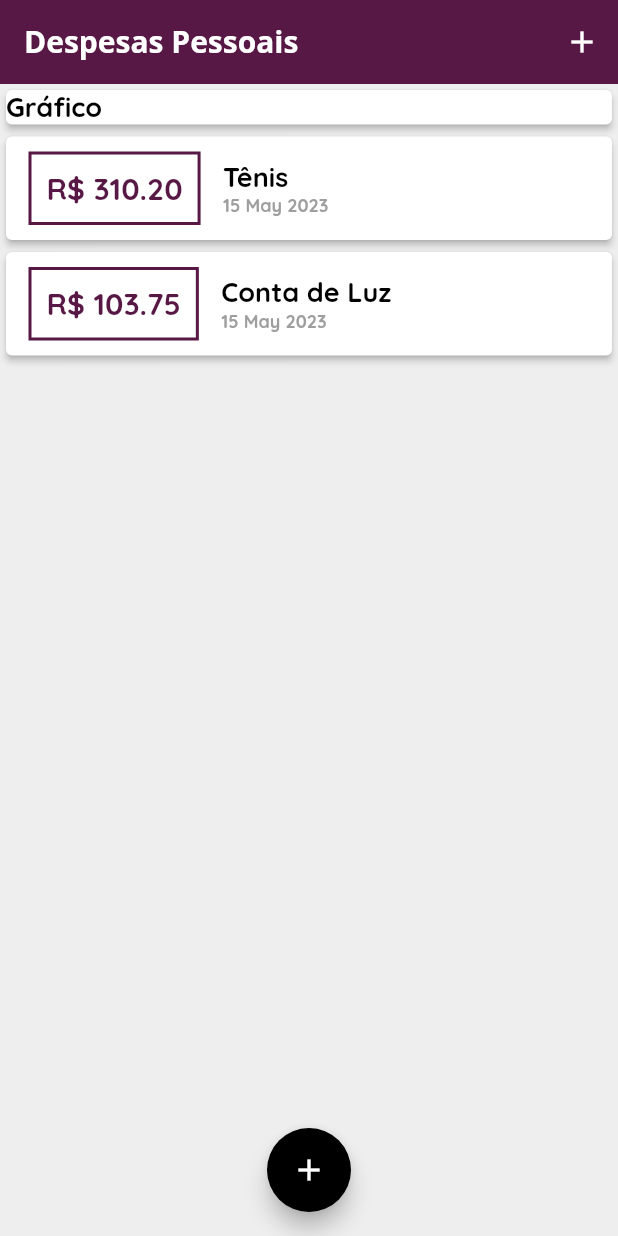
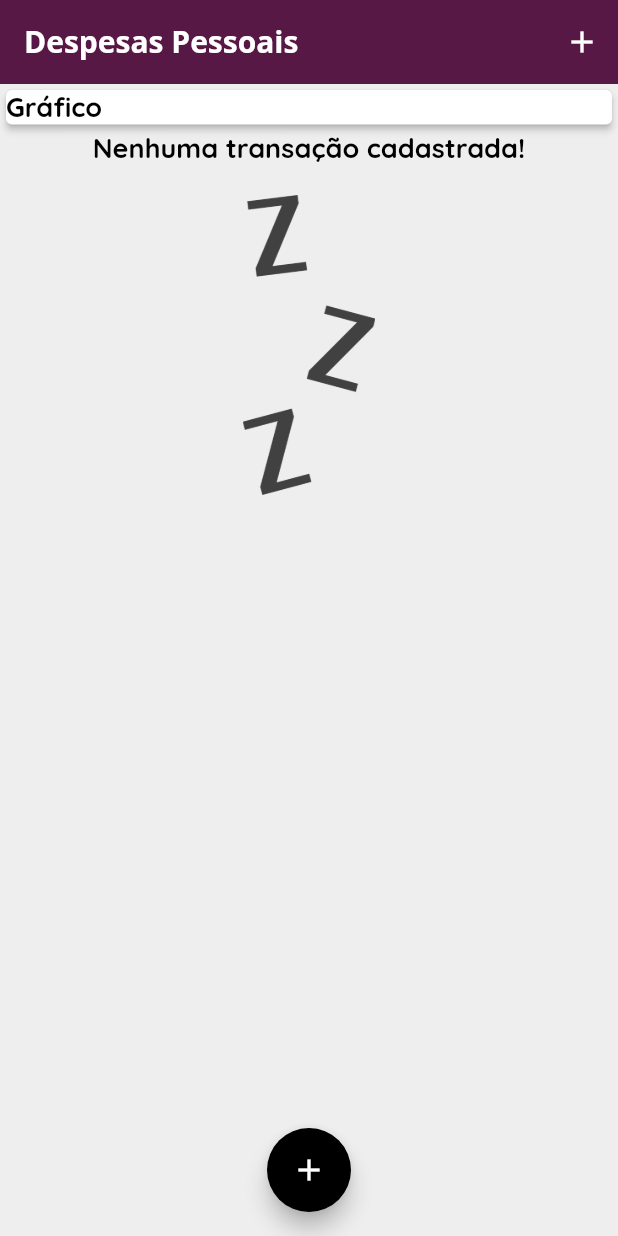
Before and after one commit to phesgot/expenses, a Flutter app: the screen it shows after launch, on a phone screen of 412 x 824 dp. Run offline on Flutter 3.47's test engine with Material 2 defaults, Android fonts, the phone set to English and light mode, and no system bars; our stand-ins replace google_fonts.

Commit message:
dashboard listIsEmpty

```diff
--- a/lib/components/transaction_list.dart
+++ b/lib/components/transaction_list.dart
@@ -12,7 +12,21 @@ class TransactionList extends StatelessWidget {
   Widget build(BuildContext context) {
     return SizedBox(
       height: 300,
-      child: ListView.builder(
+      child: transactions.isEmpty
+          ? Column(
+        children: [
+          const Text("Nenhuma transação cadastrada!"),
+          const SizedBox(height: 20),
+          SizedBox(
+            height: 200,
+            child: Image.asset(
+              'images/waiting.png',
+              fit: BoxFit.cover,
+            ),
+          )
+        ],
+      )
+          : ListView.builder(
               itemCount: transactions.length,
               itemBuilder: (ctx, index) {
                 final tr = transactions[index];
--- a/lib/screens/home_screen.dart
+++ b/lib/screens/home_screen.dart
@@ -13,19 +13,19 @@ class HomeScreen extends StatefulWidget {
 
 class _HomeScreenState extends State<HomeScreen> {
 
-  final _transactions = [
-    Transaction(
-      id: 't1',
-      title: 'Tênis',
-      value: 310.20,
-      date: DateTime.now(),
-    ),
-    Transaction(
-      id: 't2',
-      title: 'Conta de Luz',
-      value: 103.75,
-      date: DateTime.now(),
-    ),
+  final List<Transaction> _transactions = [
+    // Transaction(
+    //   id: 't1',
+    //   title: 'Tênis',
+    //   value: 310.20,
+    //   date: DateTime.now(),
+    // ),
+    // Transaction(
+    //   id: 't2',
+    //   title: 'Conta de Luz',
+    //   value: 103.75,
+    //   date: DateTime.now(),
+    // ),
   ];
 
   _openTransactionFormModal(BuildContext context) {
```
Also changed, not shown: pubspec.yaml (+2 -16 lines), images/waiting.png (added). Lines whose indentation alone changed are shown as unchanged.
